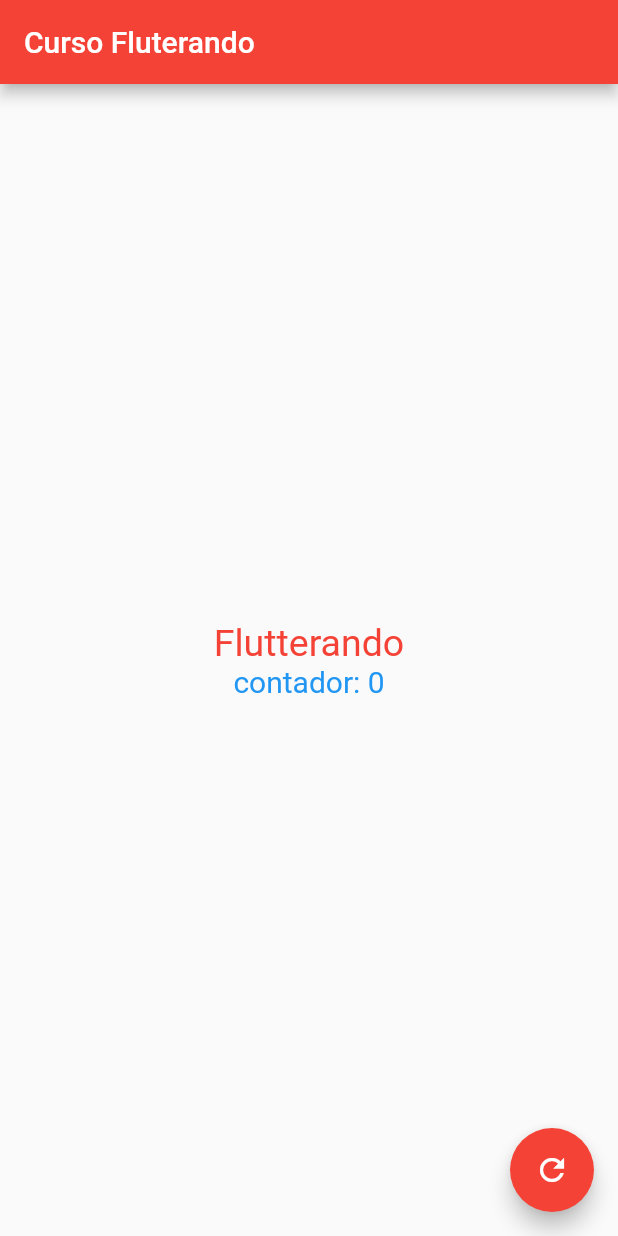
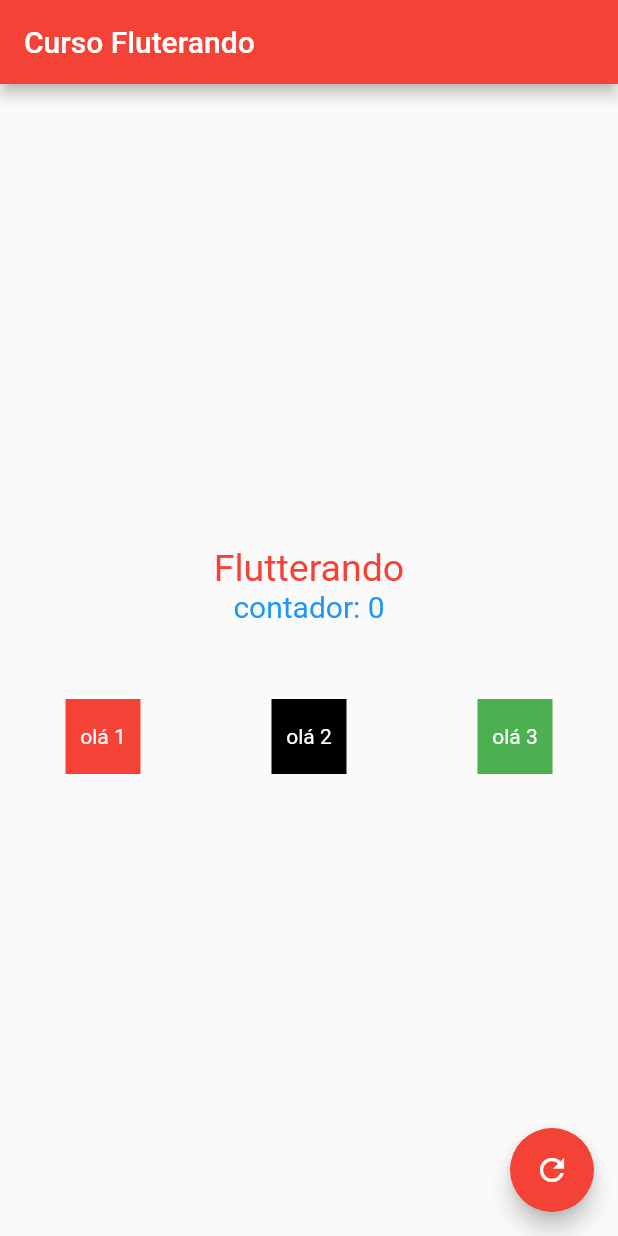
Before and after one commit to erisvaldocorreia2/curso_flutterando, a Flutter app: the screen it shows after launch, on a phone screen of 412 x 824 dp. Run offline on Flutter 3.47's test engine with Material 2 defaults, Android fonts, the phone set to English and light mode, and no system bars.

Commit message:
aula de componentizacao widgets multirender e organizacao de codigo

```diff
--- a/lib/curso/aula_sobre_estado.dart
+++ b/lib/curso/aula_sobre_estado.dart
@@ -1,5 +1,6 @@
 import 'package:flutter/material.dart';
 import 'package:curso_flutterando/curso/aula_controller.dart';
+import 'package:curso_flutterando/curso/widget_reaproveitado.dart';
 
 class AulaSobreEstado extends StatefulWidget {
   // Caso um parametro não tenha um valor default, ele se torna obrigatorio
@@ -37,6 +38,9 @@ class _AulaSobreEstadoState extends State<AulaSobreEstado> {
         title: const Text('Curso Fluterando'),
       ),
       body: Center(
+        // Column permite que eu adicione diversos widgets um seguida do outro
+        // de forma vertical na renderização do app.
+        // importante lembrar que a ordem disposta interfere na renderização
         child: Column(
           mainAxisAlignment: MainAxisAlignment.center,
           children: [
@@ -48,6 +52,7 @@ class _AulaSobreEstadoState extends State<AulaSobreEstado> {
               widget.title,
               style: const TextStyle(color: Colors.red, fontSize: 25),
             ),
+            // GestureDetector pode ser usado para capturar toques na tela.
             GestureDetector(
               // usamos o simbolo do $ para concatenar variaveis no texto
               child: Text(
@@ -64,6 +69,25 @@ class _AulaSobreEstadoState extends State<AulaSobreEstado> {
                 });
               },
             ),
+            // SizedBox é um widget muito usado para criarmos espaços
+            const SizedBox(
+              height: 50,
+            ),
+            // A Row é usada para criarmos uma sequencia de widgets em linha
+            // assim como a column, ela recebe um array de filhos e a ordem
+            // gerencia a posição que cada widget é renderizado.
+            Row(
+              mainAxisAlignment: MainAxisAlignment.spaceAround,
+              children: const [
+                // Pensando no reaproveitamento de código podemos
+                // criar widgets personalizados que recebem parametros
+                // e podem ser componentizados de forma a ficar mais organizado
+                // o nosso código
+                WidgetReaproveitado(cor: Colors.red, texto: 'olá 1'),
+                WidgetReaproveitado(cor: Colors.black, texto: 'olá 2'),
+                WidgetReaproveitado(cor: Colors.green, texto: 'olá 3'),
+              ],
+            ),
           ],
         ),
       ),
--- /dev/null
+++ b/lib/curso/widget_reaproveitado.dart
@@ -0,0 +1,30 @@
+import 'package:flutter/material.dart';
+
+// Código estruturado de forma a ser reaproveitado como componente
+class WidgetReaproveitado extends StatelessWidget {
+  final Color cor;
+  final String texto;
+
+  const WidgetReaproveitado({
+    Key? key,
+    required this.cor,
+    required this.texto,
+  }) : super(key: key);
+
+  @override
+  Widget build(BuildContext context) {
+    return Container(
+      height: 50,
+      width: 50,
+      color: cor,
+      child: Center(
+        child: Text(
+          texto,
+          style: const TextStyle(
+            color: Colors.white,
+          ),
+        ),
+      ),
+    );
+  }
+}
```
